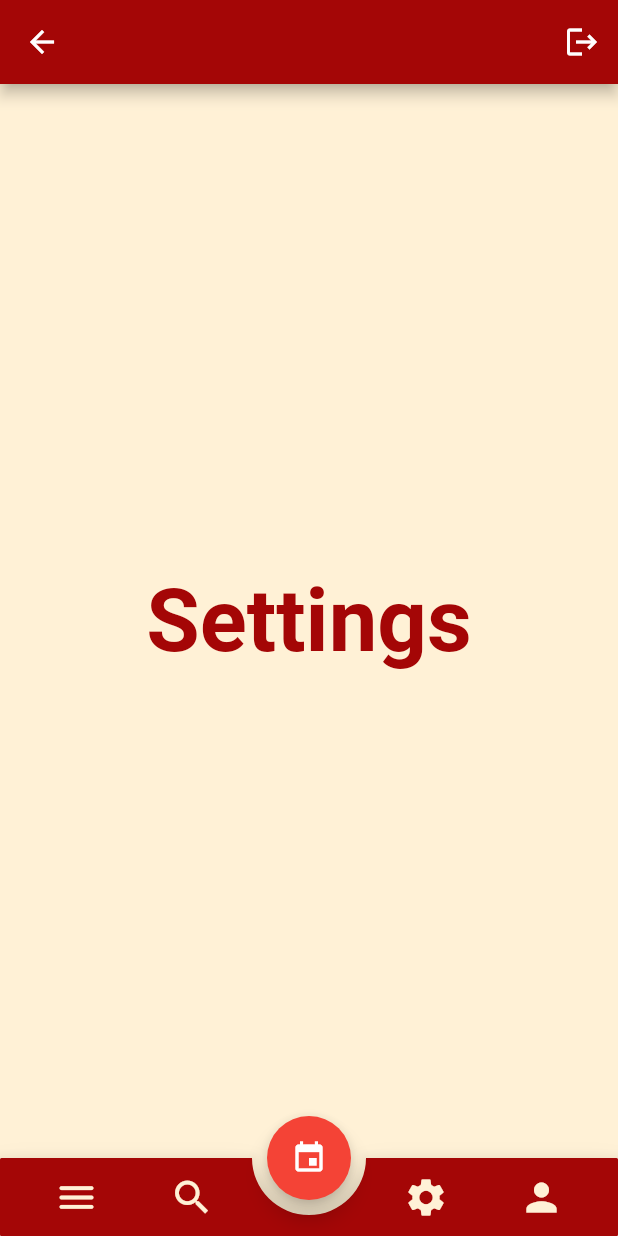
After one commit to mattcalh/habittrackerapp, a Flutter app: the SettingsView screen opened by its route, on a phone screen of 412 x 824 dp. The commit adds this screen. Run offline on Flutter 3.47's test engine with Material 2 defaults, Android fonts, the phone set to English and light mode, and no system bars; our stand-ins replace firebase_auth, firebase_core, flutter_heatmap_calendar, flutter_slidable, google_sign_in, hive_flutter; accounts and stored records are empty; network calls fail.

Commit message:
Settings and Profile pages created

```diff
--- a/lib/constants/routes.dart
+++ b/lib/constants/routes.dart
@@ -2,3 +2,5 @@ const loginRoute = '/login/';
 const registerRoute = '/register/';
 const mainRoute = '/main/';
 const verifyEmailRoute = '/verify-email/';
+const profileRoute = '/profile/';
+const settingsRoute = '/settings/';
--- a/lib/main.dart
+++ b/lib/main.dart
@@ -3,7 +3,9 @@ import 'package:habittrackerapp/services/auth/auth_service.dart';
 import 'package:habittrackerapp/views/login_view.dart';
 import 'package:habittrackerapp/views/main_view.dart';
 import 'package:firebase_core/firebase_core.dart';
+import 'package:habittrackerapp/views/profile_view.dart';
 import 'package:habittrackerapp/views/register_view.dart';
+import 'package:habittrackerapp/views/settings_view.dart';
 import 'package:habittrackerapp/views/verify_email_view.dart';
 import 'package:hive_flutter/hive_flutter.dart';
 import 'constants/routes.dart';
@@ -28,6 +30,8 @@ void main() async {
         registerRoute: (context) => const RegisterView(),
         mainRoute: (context) => const MainView(),
         verifyEmailRoute: (context) => const VerifyEmailView(),
+        profileRoute: (context) => ProfileView(),
+        settingsRoute: (context) => const SettingsView(),
       },
       theme: ThemeData(primarySwatch: Colors.red),
     ),
--- /dev/null
+++ b/lib/views/settings_view.dart
@@ -0,0 +1,122 @@
+// ignore_for_file: use_build_context_synchronously
+
+import 'package:flutter/material.dart';
+import '../constants/color_palette.dart';
+import '../constants/routes.dart';
+import '../services/auth/auth_service.dart';
+
+class SettingsView extends StatelessWidget {
+  const SettingsView({super.key});
+
+  @override
+  Widget build(BuildContext context) {
+    return Scaffold(
+      backgroundColor: backgroundColor,
+      floatingActionButton: FloatingActionButton(
+        onPressed: () {
+          Navigator.of(context).pushNamedAndRemoveUntil(
+            mainRoute,
+            (route) => false,
+          );
+        },
+        child: const Icon(Icons.event),
+      ),
+      floatingActionButtonLocation: FloatingActionButtonLocation.centerDocked,
+      appBar: AppBar(
+        backgroundColor: primaryColor,
+        actions: [
+          IconButton(
+            onPressed: () async {
+              await AuthService.firebase().logOut();
+              Navigator.of(context).pushNamedAndRemoveUntil(
+                registerRoute,
+                (route) => false,
+              );
+            },
+            icon: const Icon(Icons.logout),
+          )
+        ],
+      ),
+      body: const Center(
+          child: Text(
+        'Settings',
+        style: TextStyle(
+          color: primaryColor,
+          fontSize: 58,
+          fontWeight: FontWeight.bold,
+        ),
+      )),
+      bottomNavigationBar: BottomAppBar(
+        color: primaryColor,
+        notchMargin: 10,
+        // make rounded corners & create a notch for the floating action button
+        shape: const AutomaticNotchedShape(
+          RoundedRectangleBorder(
+            borderRadius: BorderRadius.all(Radius.circular(1)),
+          ),
+          StadiumBorder(),
+        ),
+        child: IconTheme(
+          data: const IconThemeData(color: backgroundColor, size: 36),
+          child: Padding(
+            padding: const EdgeInsets.symmetric(horizontal: 25),
+            child: Row(
+              mainAxisAlignment: MainAxisAlignment.start,
+              children: [
+                // Menu button
+                IconButton(
+                  onPressed: () {},
+                  icon: const Icon(
+                    Icons.menu_rounded,
+                    size: 30,
+                  ),
+                ),
+                const SizedBox(width: 25),
+
+                // Search Button
+                IconButton(
+                  onPressed: () {},
+                  icon: const Icon(
+                    Icons.search,
+                    size: 30,
+                  ),
+                ),
+
+                Expanded(
+                  child: Row(
+                    mainAxisAlignment: MainAxisAlignment.end,
+                    children: [
+                      // Settings button
+                      IconButton(
+                        onPressed: () {},
+                        icon: const Icon(
+                          Icons.settings,
+                          size: 30,
+                        ),
+                      ),
+                      const SizedBox(width: 25),
+
+                      // Profile button
+                      IconButton(
+                        onPressed: () {
+                          Navigator.of(context).pushNamedAndRemoveUntil(
+                            profileRoute,
+                            (route) => false,
+                          );
+                        },
+                        icon: const Icon(
+                          Icons.person,
+                          size: 30,
+                        ),
+                      ),
+                    ],
+                  ),
+                ),
+              ],
+            ),
+          ),
+        ),
+      ),
+    );
+  }
+}
```
Also changed, not shown: lib/views/main_view.dart (+14 -3 lines), lib/views/profile_view.dart (added, +147 -0 lines), 1 other file.
